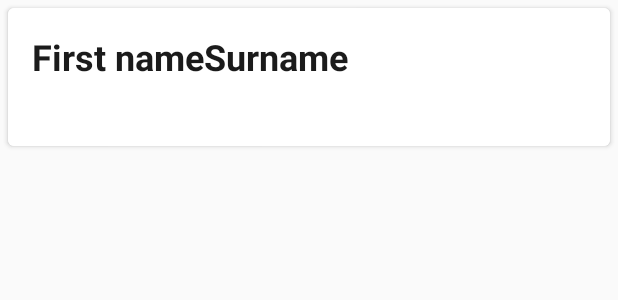
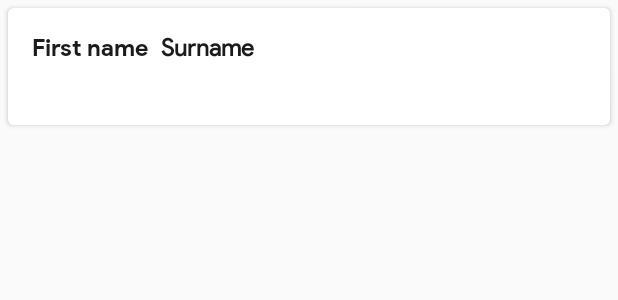
Before and after one commit to ThisIsNSH/Android-NITHub, an Android app: the layout card_layout.xml on its own in the app's theme, with its tools: preview values and no code run, on a phone screen of 412 x 824 dp. Shown: the top 300 px of the screen. Run offline under Robolectric (Android 15) with nearby library versions, the phone set to English and light mode, and no system bars.

Commit message:
announce layout

```diff
--- a/app/src/main/res/layout/announce.xml
+++ b/app/src/main/res/layout/announce.xml
@@ -16,7 +16,7 @@
             android:layout_marginRight="16dp"
 
             android:layout_height="wrap_content"
-            android:text="Hostel"
+            android:text="nith"
             android:textColor="#76ff06"
             android:fontFamily="@font/psb"
             android:textAllCaps="true"
--- a/app/src/main/res/layout/card_layout.xml
+++ b/app/src/main/res/layout/card_layout.xml
@@ -19,8 +19,8 @@
             android:layout_width="wrap_content"
             android:text="@string/name"
             android:layout_height="wrap_content"
-            android:textSize="24dp"
-            android:fontFamily="psb"
+            android:textSize="16dp"
+            android:fontFamily="@font/psb"
             android:textColor="@color/black"
             />
 
@@ -29,9 +29,10 @@
             android:layout_width="wrap_content"
             android:text="@string/sur_name"
             android:layout_height="wrap_content"
-            android:textSize="24sp"
+            android:textSize="16sp"
+            android:layout_marginLeft="8dp"
             android:layout_toRightOf="@+id/name"
-            android:fontFamily="ps"
+            android:fontFamily="@font/ps"
             android:textColor="@color/black"
             />
         <TextView
@@ -40,10 +41,9 @@
             android:layout_height="wrap_content"
             android:layout_marginLeft="16dp"
             android:layout_marginTop="8dp"
-            android:layout_marginRight="16dp"
             android:layout_below="@id/name"
-            android:textColor="#fff"
-            android:fontFamily="ps"
+            android:textColor="#000"
+            android:fontFamily="@font/ps"
             />
 
 
```
Also changed, not shown: app/src/main/AndroidManifest.xml (+5 -5 lines), app/src/main/java/com/travis/myapplication/announce.java (+8 -35 lines).
